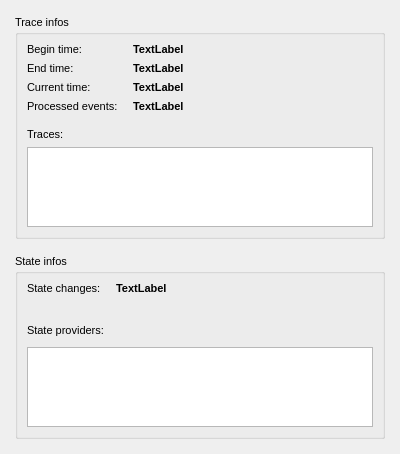
simark/tigerbeetle, file src/qtibeeprogress/qtibeeprogress/dat/ui/main_wnd_progress.ui: the form before one commit.
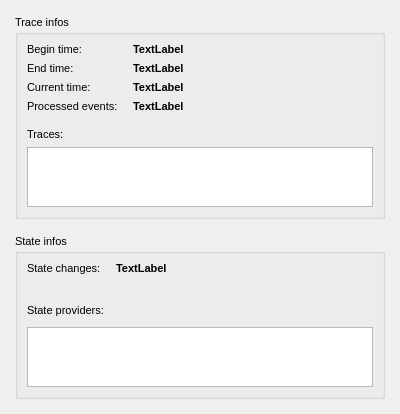
The form after the commit.

Commit message: qtibeeprogress: reduce edits height to 60px

```diff
--- a/src/qtibeeprogress/qtibeeprogress/dat/ui/main_wnd_progress.ui
+++ b/src/qtibeeprogress/qtibeeprogress/dat/ui/main_wnd_progress.ui
@@ -7,7 +7,7 @@
     <x>0</x>
     <y>0</y>
     <width>400</width>
-    <height>454</height>
+    <height>414</height>
    </rect>
   </property>
   <property name="sizePolicy">
@@ -174,13 +174,13 @@
          <property name="minimumSize">
           <size>
            <width>0</width>
-           <height>80</height>
+           <height>60</height>
           </size>
          </property>
          <property name="maximumSize">
           <size>
            <width>16777215</width>
-           <height>80</height>
+           <height>60</height>
           </size>
          </property>
          <property name="readOnly">
@@ -258,13 +258,13 @@
          <property name="minimumSize">
           <size>
            <width>0</width>
-           <height>80</height>
+           <height>60</height>
           </size>
          </property>
          <property name="maximumSize">
           <size>
            <width>16777215</width>
-           <height>80</height>
+           <height>60</height>
           </size>
          </property>
          <property name="readOnly">
```
